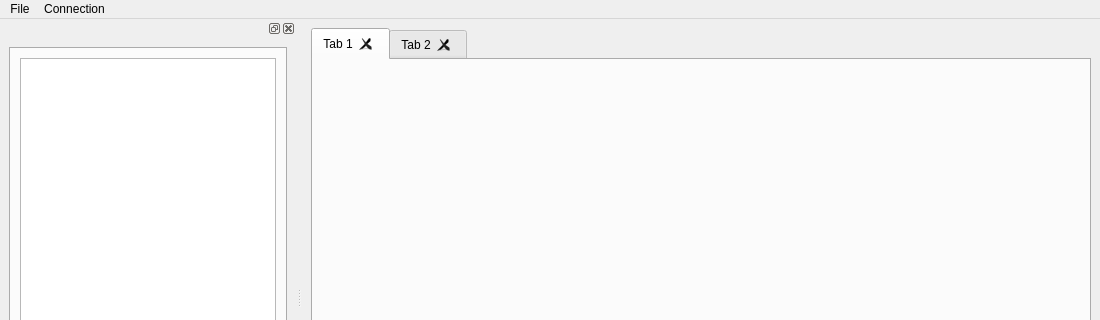
The window that stucturasystems/ui/MainWindow.ui (Protestator-Research/StructuraSystems) describes before a commit, drawn with Qt 5; both pictures show x 0 to 1100 and y 0 to 320 of the 1100 by 597 pixel window.
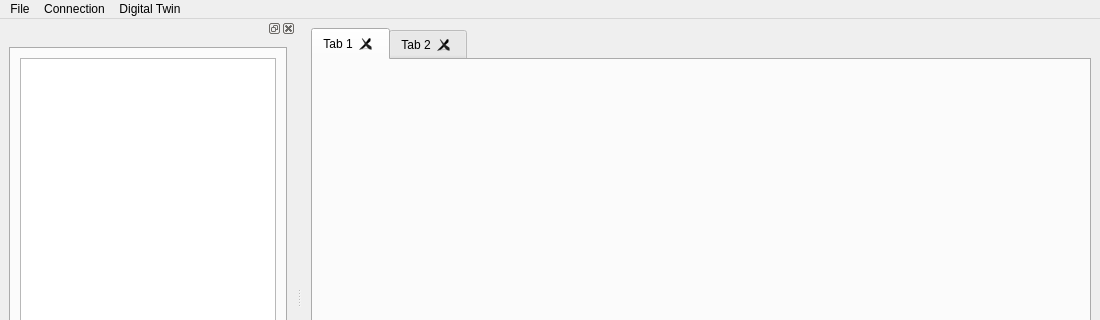
The same window after the commit.

```diff
--- a/stucturasystems/ui/MainWindow.ui
+++ b/stucturasystems/ui/MainWindow.ui
@@ -74,8 +74,19 @@
     <addaction name="actionPush"/>
     <addaction name="actionPull"/>
    </widget>
+   <widget class="QMenu" name="menuDigital_Twin">
+    <property name="title">
+     <string>Digital Twin</string>
+    </property>
+    <addaction name="actionCreate_Digital_Twin"/>
+    <addaction name="separator"/>
+    <addaction name="actionEdit_Digital_Twin"/>
+    <addaction name="separator"/>
+    <addaction name="actionDelete_Digital_Twin"/>
+   </widget>
    <addaction name="menuFile"/>
    <addaction name="menuConnection"/>
+   <addaction name="menuDigital_Twin"/>
   </widget>
   <widget class="QStatusBar" name="statusbar"/>
   <widget class="QDockWidget" name="dockWidget">
```
Left out of the diff: 15 changed lines with no effect on the pictures.
